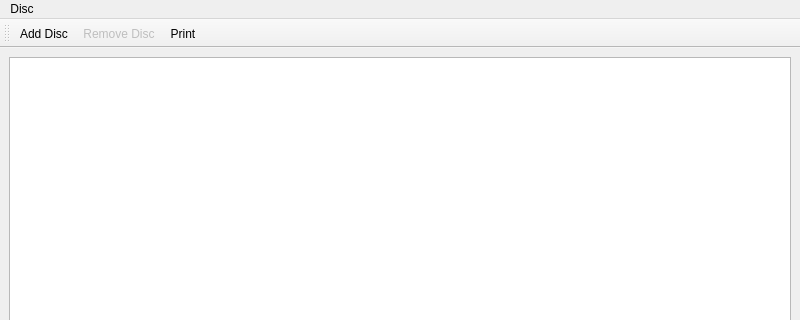
This is mainwindow.ui in jlamain/bdb as Qt 5 draws it before an edit; both pictures show x 0 to 800 and y 0 to 320 of the 800 by 600 pixel window. The edited form follows.
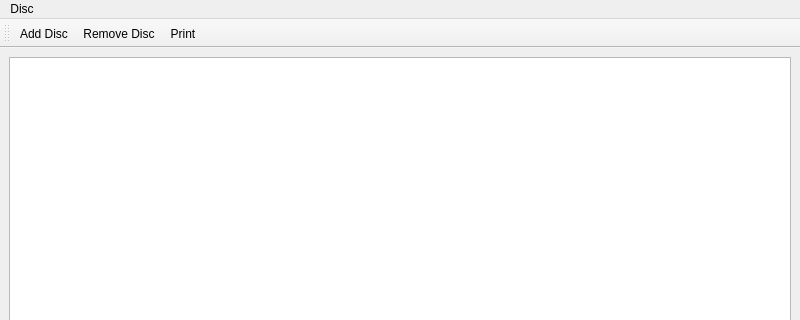
This is the edited form.

```diff
--- a/mainwindow.ui
+++ b/mainwindow.ui
@@ -73,9 +73,6 @@
    </property>
   </action>
   <action name="actionRemoveDisc">
-   <property name="enabled">
-    <bool>false</bool>
-   </property>
    <property name="text">
     <string>Remove Disc</string>
    </property>
```
Left out of the diff: 6 changed lines with no effect on the pictures.
